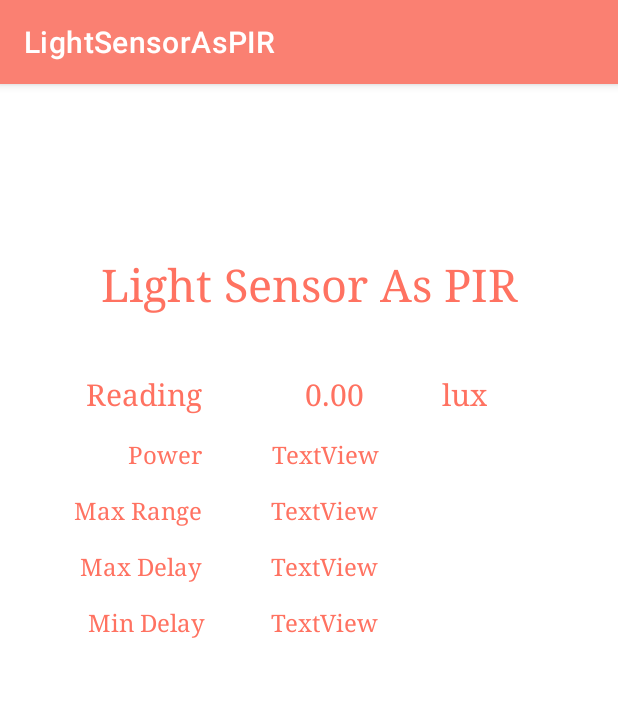
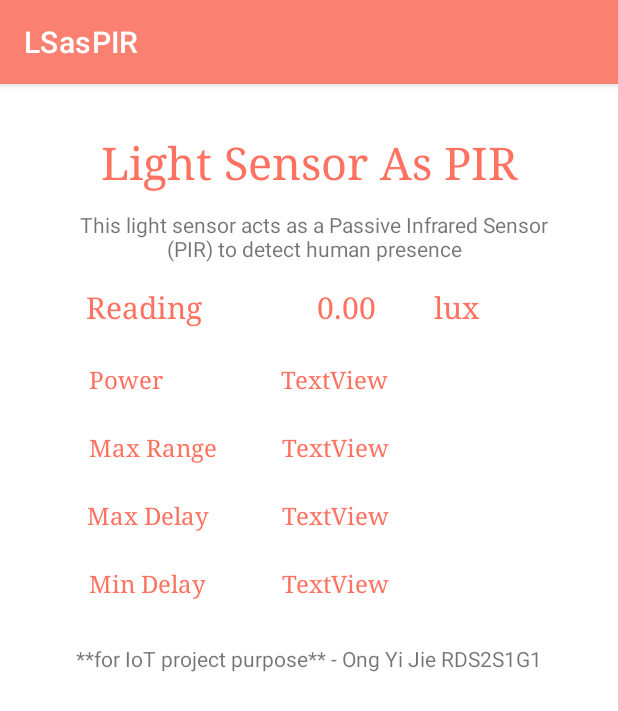
Before and after one commit to ongyijie/LSasPIR, an Android app: the screen it shows after launch (MainActivity), on a phone screen of 412 x 824 dp. Shown: the top 711 px of the screen. Run offline under Robolectric (Android 15) with nearby library versions, the phone set to English and light mode, and no system bars; our stand-ins replace Firebase (no records; nobody signed in at launch, a user with empty details on screens opened directly).

Commit message:
4th commit

```diff
--- a/app/src/main/AndroidManifest.xml
+++ b/app/src/main/AndroidManifest.xml
@@ -1,6 +1,6 @@
 <?xml version="1.0" encoding="utf-8"?>
 <manifest xmlns:android="http://schemas.android.com/apk/res/android"
-    package="my.edu.tarc.lightsensor">
+    package="my.edu.tarc.ls_as_pir">
 
     <application
         android:allowBackup="true"
@@ -9,7 +9,7 @@
         android:roundIcon="@mipmap/ic_launcher_round"
         android:supportsRtl="true"
         android:theme="@style/Theme.LightSensor">
-        <activity android:name=".MainActivity">
+        <activity android:name="my.edu.tarc.ls_as_pir.MainActivity">
             <intent-filter>
                 <action android:name="android.intent.action.MAIN" />
 
--- a/app/src/main/res/layout/activity_main.xml
+++ b/app/src/main/res/layout/activity_main.xml
@@ -12,7 +12,7 @@
         android:id="@+id/textViewLS"
         android:layout_width="0dp"
         android:layout_height="64dp"
-        android:layout_marginTop="105dp"
+        android:layout_marginTop="20dp"
         android:layout_marginBottom="607dp"
         android:fontFamily="serif"
         android:gravity="center"
@@ -21,27 +21,10 @@
         android:textSize="30sp"
         app:layout_constraintBottom_toBottomOf="parent"
         app:layout_constraintEnd_toEndOf="parent"
+        app:layout_constraintHorizontal_bias="0.0"
         app:layout_constraintStart_toStartOf="parent"
         app:layout_constraintTop_toTopOf="parent"
-        app:layout_constraintVertical_bias="0.533" />
-
-    <TextView
-        android:id="@+id/textViewReadingTag"
-        android:layout_width="wrap_content"
-        android:layout_height="wrap_content"
-        android:layout_marginStart="10dp"
-        android:layout_marginLeft="10dp"
-        android:layout_marginTop="28dp"
-        android:layout_marginEnd="10dp"
-        android:layout_marginRight="10dp"
-        android:fontFamily="serif"
-        android:text="@string/reading"
-        android:textColor="@color/colorPrimaryDark"
-        android:textSize="20sp"
-        app:layout_constraintEnd_toStartOf="@+id/guideline"
-        app:layout_constraintHorizontal_bias="1.0"
-        app:layout_constraintStart_toStartOf="parent"
-        app:layout_constraintTop_toBottomOf="@+id/textViewLS" />
+        app:layout_constraintVertical_bias="0.0" />
 
     <androidx.constraintlayout.widget.Guideline
         android:id="@+id/guideline"
@@ -59,16 +42,9 @@
         android:textColor="@color/colorPrimaryDark"
         android:textSize="20sp"
         app:layout_constraintEnd_toStartOf="@+id/guideline2"
-        app:layout_constraintHorizontal_bias="0.712"
+        app:layout_constraintHorizontal_bias="0.817"
         app:layout_constraintStart_toStartOf="@+id/guideline"
         app:layout_constraintTop_toTopOf="@+id/textViewReadingTag" />
-
-    <androidx.constraintlayout.widget.Guideline
-        android:id="@+id/guideline2"
-        android:layout_width="wrap_content"
-        android:layout_height="wrap_content"
-        android:orientation="vertical"
-        app:layout_constraintGuide_begin="266dp" />
 
     <TextView
         android:id="@+id/textViewUnitLux"
@@ -80,12 +56,41 @@
         android:textSize="20sp"
         app:layout_constraintBottom_toBottomOf="@+id/textViewReading"
         app:layout_constraintEnd_toEndOf="parent"
-        app:layout_constraintHorizontal_bias="0.245"
+        app:layout_constraintHorizontal_bias="0.203"
         app:layout_constraintStart_toStartOf="@+id/guideline2"
-        app:layout_constraintTop_toTopOf="@+id/textViewReading" />
+        app:layout_constraintTop_toTopOf="@+id/textViewReading"
+        app:layout_constraintVertical_bias="1.0" />
 
     <TextView
         android:id="@+id/textViewRangeTag"
+        android:layout_width="wrap_content"
+        android:layout_height="wrap_content"
+        android:layout_marginStart="59dp"
+        android:layout_marginLeft="59dp"
+        android:layout_marginTop="24dp"
+        android:fontFamily="serif"
+        android:text="@string/max"
+        android:textColor="@color/colorPrimaryDark"
+        android:textSize="16sp"
+        app:layout_constraintStart_toStartOf="parent"
+        app:layout_constraintTop_toBottomOf="@+id/textViewPowerTag" />
+
+    <TextView
+        android:id="@+id/textViewPowerTag"
+        android:layout_width="wrap_content"
+        android:layout_height="wrap_content"
+        android:layout_marginStart="59dp"
+        android:layout_marginLeft="59dp"
+        android:layout_marginTop="24dp"
+        android:fontFamily="serif"
+        android:text="@string/power"
+        android:textColor="@color/colorPrimaryDark"
+        android:textSize="16sp"
+        app:layout_constraintStart_toStartOf="parent"
+        app:layout_constraintTop_toBottomOf="@+id/textViewReadingTag" />
+
+    <TextView
+        android:id="@+id/textViewReadingTag"
         android:layout_width="wrap_content"
         android:layout_height="wrap_content"
         android:layout_marginStart="10dp"
@@ -94,55 +99,27 @@
         android:layout_marginEnd="10dp"
         android:layout_marginRight="10dp"
         android:fontFamily="serif"
-        android:text="@string/max"
+        android:text="@string/reading"
         android:textColor="@color/colorPrimaryDark"
-        android:textSize="16sp"
+        android:textSize="20sp"
         app:layout_constraintEnd_toStartOf="@+id/guideline"
         app:layout_constraintHorizontal_bias="1.0"
         app:layout_constraintStart_toStartOf="parent"
-        app:layout_constraintTop_toBottomOf="@+id/textViewPowerTag" />
+        app:layout_constraintTop_toBottomOf="@+id/textViewDesc" />
 
     <TextView
-        android:id="@+id/textViewPowerTag"
+        android:id="@+id/textViewMinDelay"
         android:layout_width="wrap_content"
         android:layout_height="wrap_content"
-        android:layout_marginTop="16dp"
-        android:layout_marginEnd="10dp"
-        android:layout_marginRight="10dp"
         android:fontFamily="serif"
-        android:text="@string/power"
+        android:text="TextView"
         android:textColor="@color/colorPrimaryDark"
         android:textSize="16sp"
-        app:layout_constraintEnd_toStartOf="@+id/guideline"
-        app:layout_constraintTop_toBottomOf="@+id/textViewReadingTag" />
-
-    <TextView
-        android:id="@+id/textViewMaxTag"
-        android:layout_width="wrap_content"
-        android:layout_height="wrap_content"
-        android:layout_marginTop="16dp"
-        android:layout_marginEnd="10dp"
-        android:layout_marginRight="10dp"
-        android:fontFamily="serif"
-        android:text="@string/max_delay"
-        android:textColor="@color/colorPrimaryDark"
-        android:textSize="16sp"
-        app:layout_constraintEnd_toStartOf="@+id/guideline"
-        app:layout_constraintTop_toBottomOf="@+id/textViewRangeTag" />
-
-    <TextView
-        android:id="@+id/textViewMinTag"
-        android:layout_width="wrap_content"
-        android:layout_height="wrap_content"
-        android:layout_marginTop="16dp"
-        android:layout_marginEnd="8dp"
-        android:layout_marginRight="8dp"
-        android:fontFamily="serif"
-        android:text="@string/min_delay"
-        android:textColor="@color/colorPrimaryDark"
-        android:textSize="16sp"
-        app:layout_constraintEnd_toStartOf="@+id/guideline"
-        app:layout_constraintTop_toBottomOf="@+id/textViewMaxTag" />
+        app:layout_constraintBottom_toBottomOf="@+id/textViewMinTag"
+        app:layout_constraintEnd_toStartOf="@+id/guideline2"
+        app:layout_constraintHorizontal_bias="0.882"
+        app:layout_constraintStart_toStartOf="@+id/guideline"
+        app:layout_constraintTop_toTopOf="@+id/textViewMinTag" />
 
     <TextView
         android:id="@+id/textViewPower"
@@ -152,10 +129,39 @@
         android:text="TextView"
         android:textColor="@color/colorPrimaryDark"
         android:textSize="16sp"
+        app:layout_constraintBottom_toBottomOf="@+id/textViewPowerTag"
         app:layout_constraintEnd_toStartOf="@+id/guideline2"
-        app:layout_constraintHorizontal_bias="0.745"
+        app:layout_constraintHorizontal_bias="0.862"
         app:layout_constraintStart_toStartOf="@+id/guideline"
         app:layout_constraintTop_toTopOf="@+id/textViewPowerTag" />
+
+    <TextView
+        android:id="@+id/textViewMaxTag"
+        android:layout_width="wrap_content"
+        android:layout_height="wrap_content"
+        android:layout_marginStart="58dp"
+        android:layout_marginLeft="58dp"
+        android:layout_marginTop="24dp"
+        android:fontFamily="serif"
+        android:text="@string/max_delay"
+        android:textColor="@color/colorPrimaryDark"
+        android:textSize="16sp"
+        app:layout_constraintStart_toStartOf="parent"
+        app:layout_constraintTop_toBottomOf="@+id/textViewRangeTag" />
+
+    <TextView
+        android:id="@+id/textViewMinTag"
+        android:layout_width="wrap_content"
+        android:layout_height="wrap_content"
+        android:layout_marginStart="59dp"
+        android:layout_marginLeft="59dp"
+        android:layout_marginTop="24dp"
+        android:fontFamily="serif"
+        android:text="@string/min_delay"
+        android:textColor="@color/colorPrimaryDark"
+        android:textSize="16sp"
+        app:layout_constraintStart_toStartOf="parent"
+        app:layout_constraintTop_toBottomOf="@+id/textViewMaxTag" />
 
     <TextView
         android:id="@+id/textViewMaxRange"
@@ -165,8 +171,9 @@
         android:text="TextView"
         android:textColor="@color/colorPrimaryDark"
         android:textSize="16sp"
+        app:layout_constraintBottom_toBottomOf="@+id/textViewRangeTag"
         app:layout_constraintEnd_toStartOf="@+id/guideline2"
-        app:layout_constraintHorizontal_bias="0.725"
+        app:layout_constraintHorizontal_bias="0.882"
         app:layout_constraintStart_toStartOf="@+id/guideline"
         app:layout_constraintTop_toTopOf="@+id/textViewRangeTag" />
 
@@ -178,22 +185,38 @@
         android:text="TextView"
         android:textColor="@color/colorPrimaryDark"
         android:textSize="16sp"
+        app:layout_constraintBottom_toBottomOf="@+id/textViewMaxTag"
         app:layout_constraintEnd_toStartOf="@+id/guideline2"
-        app:layout_constraintHorizontal_bias="0.725"
+        app:layout_constraintHorizontal_bias="0.882"
         app:layout_constraintStart_toStartOf="@+id/guideline"
         app:layout_constraintTop_toTopOf="@+id/textViewMaxTag" />
 
-    <TextView
-        android:id="@+id/textViewMinDelay"
+    <androidx.constraintlayout.widget.Guideline
+        android:id="@+id/guideline2"
         android:layout_width="wrap_content"
         android:layout_height="wrap_content"
-        android:fontFamily="serif"
-        android:text="TextView"
-        android:textColor="@color/colorPrimaryDark"
-        android:textSize="16sp"
-        app:layout_constraintEnd_toStartOf="@+id/guideline2"
-        app:layout_constraintHorizontal_bias="0.725"
-        app:layout_constraintStart_toStartOf="@+id/guideline"
-        app:layout_constraintTop_toTopOf="@+id/textViewMinTag" />
+        android:orientation="vertical"
+        app:layout_constraintGuide_begin="266dp" />
+
+    <TextView
+        android:id="@+id/textViewDesc"
+        android:layout_width="318dp"
+        android:layout_height="35dp"
+        android:gravity="center"
+        android:text="@string/desc"
+        app:layout_constraintEnd_toEndOf="parent"
+        app:layout_constraintHorizontal_bias="0.537"
+        app:layout_constraintStart_toStartOf="parent"
+        app:layout_constraintTop_toBottomOf="@+id/textViewLS" />
+
+    <TextView
+        android:id="@+id/textViewInfo"
+        android:layout_width="wrap_content"
+        android:layout_height="wrap_content"
+        android:layout_marginTop="30dp"
+        android:text="@string/info"
+        app:layout_constraintEnd_toEndOf="parent"
+        app:layout_constraintStart_toStartOf="parent"
+        app:layout_constraintTop_toBottomOf="@+id/textViewMinDelay" />
 
 </androidx.constraintlayout.widget.ConstraintLayout>
--- a/app/src/main/res/values/strings.xml
+++ b/app/src/main/res/values/strings.xml
@@ -1,5 +1,5 @@
 <resources>
-    <string name="app_name">LightSensorAsPIR</string>
+    <string name="app_name">LSasPIR</string>
     <string name="reading">Reading</string>
     <string name="default_reading">0.00</string>
     <string name="start">Start</string>
@@ -9,4 +9,6 @@
     <string name="power">Power</string>
     <string name="max_delay">Max Delay</string>
     <string name="min_delay">Min Delay</string>
+    <string name="desc">This light sensor acts as a Passive Infrared Sensor (PIR) to detect human presence</string>
+    <string name="info">**for IoT project purpose** - Ong Yi Jie RDS2S1G1</string>
 </resources>
```
Also changed, not shown: app/src/main/java/my/edu/tarc/ls_as_pir/MainActivity.kt (renamed from app/src/main/java/my/edu/tarc/lightsensor/MainActivity.kt, +12 -8 lines), 4 other files.
